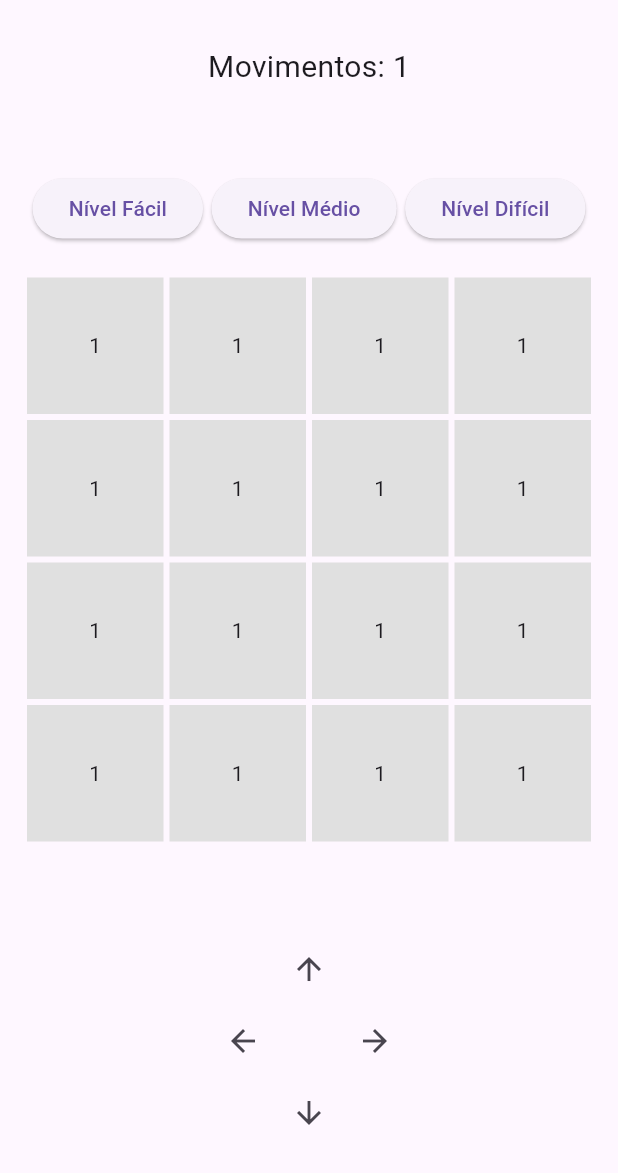
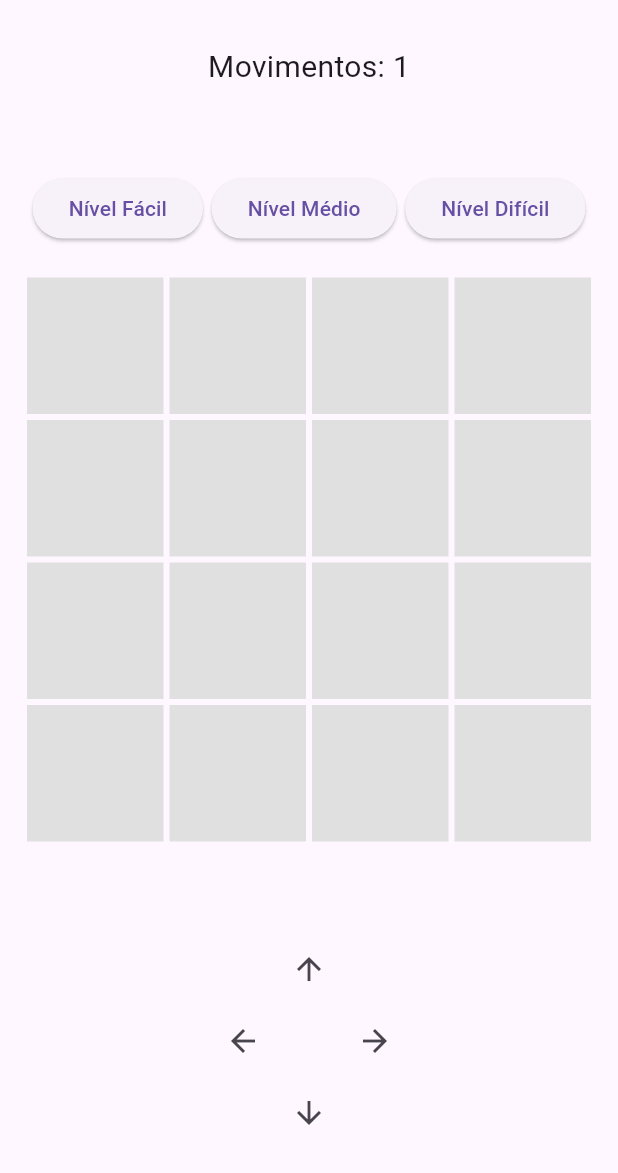
Before and after one commit to polianaforte/projetoflutter2048, a Flutter app: the screen it shows after launch, after a tap on the "arrow upward" icon, on a phone screen of 412 x 824 dp, the part 63-1236 px from its top. Run offline on Flutter 3.47's test engine with Material 3 defaults, Android fonts, the phone set to English and light mode, and no system bars.

Commit message:
Update main.dart

```diff
--- a/lib/main.dart
+++ b/lib/main.dart
@@ -73,7 +73,7 @@ class _Jogo2048HomePageState extends State<Jogo2048HomePage> {
           return Container(
             margin: const EdgeInsets.all(2),
             color: Colors.grey[300],
-            child: const Center(child: Text('1')), // apenas exemplo, pode ser dinâmico
+            child: const Center(child: Text('')),
           );
         },
       ),
```
